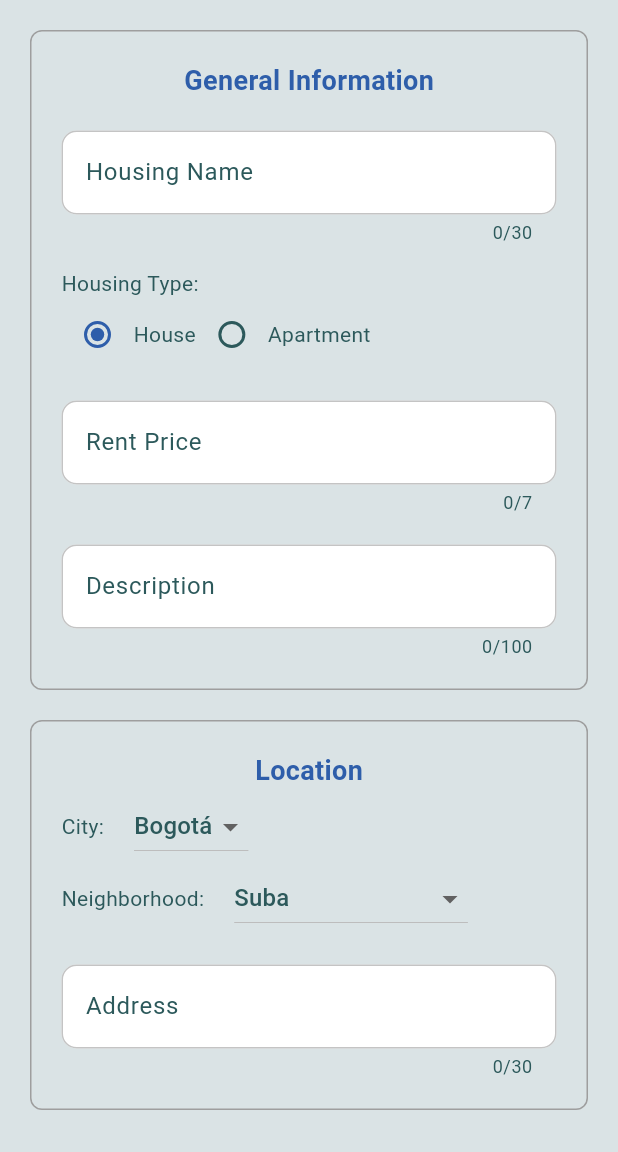
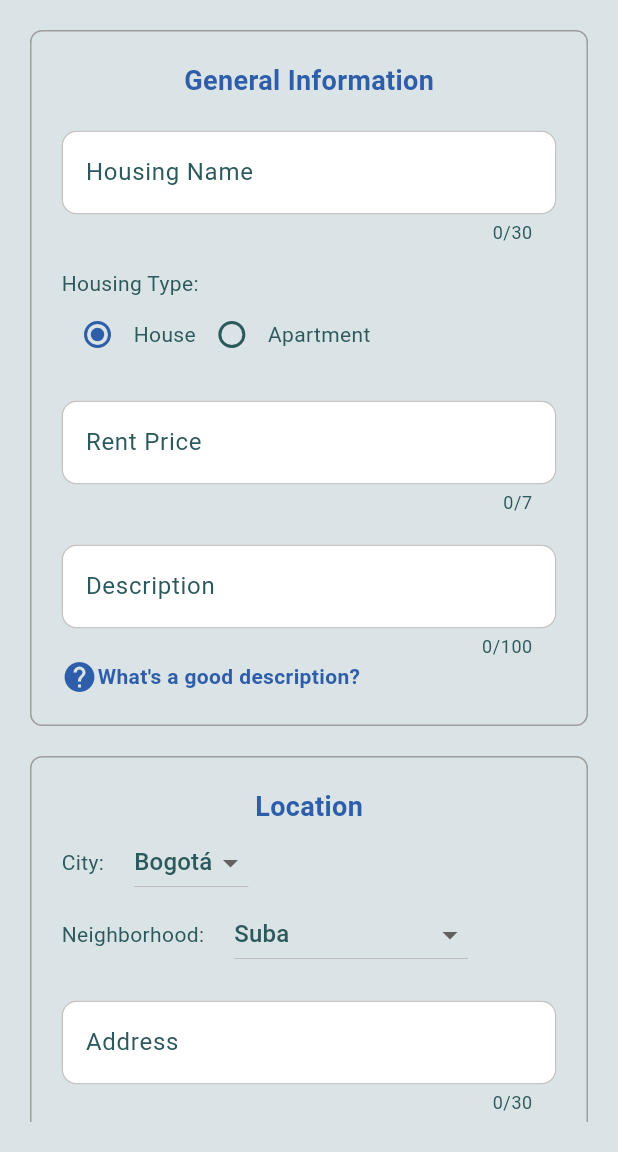
Before and after one commit to 2jc26/Flutter_App, a Flutter app: the HouseCreation screen opened directly with empty values, on a phone screen of 412 x 824 dp, the part 84-1236 px from its top. Run offline on Flutter 3.47's test engine with Material 3 defaults, Android fonts, the phone set to English and light mode, and no system bars; our stand-ins replace cached_network_image, cloud_firestore, connectivity_plus, csc_picker, file, firebase_auth and 15 more; accounts and stored records are empty; generated files the repository leaves out were written again; project files that could hold a hidden picture were left out.

Commit message:
BQ finished

```diff
--- a/lib/screens/house_creation.dart
+++ b/lib/screens/house_creation.dart
@@ -6,7 +6,7 @@ import 'package:image_picker/image_picker.dart';
 import 'package:giusseppe_flut/widgets/image_selector.dart';
 
 class HouseCreationView {
-
+  void refreshHouseCreationView(List<String> descriptions) {}
 }
 
 class HouseCreation extends StatefulWidget {
@@ -24,6 +24,8 @@ class _HouseCreationState extends State<HouseCreation> implements HouseCreationV
   late HouseCreationPresenter houseCreationPresenter;
 
   String? _userId;
+  List<String> _descriptionsList = [];
+  bool _help = false;
 
   TextEditingController housingNameController = TextEditingController();
   TextEditingController rentPriceController = TextEditingController();
@@ -79,6 +81,7 @@ class _HouseCreationState extends State<HouseCreation> implements HouseCreationV
 
   void createApartment() {
     houseCreationPresenter.createHouse(_userId!,housingNameController.text, housingType, rentPriceController.text, descriptionController.text, citySelectedComboBoxValue, neighborhoodSelectedComboBoxValue, addressController.text, floorController.text, appartmentAreaController.text, roomsNumberController.text, roomAreaController.text, bathroomNumberController.text, stratumController.text, elevator, furnished, gymnasium, internet, laundryArea, pets, reception, smoke, supermarkets, tv, vape, _images);
+    Navigator.pop(context);
   }
 
   final List<File> _images = [];
@@ -87,11 +90,19 @@ class _HouseCreationState extends State<HouseCreation> implements HouseCreationV
   void initState() {
 
     _userId = widget.userId;
+    _help = false;
+    _descriptionsList = [];
     houseCreationPresenter = HouseCreationPresenter();
 
     houseCreationPresenter.backView = this;
 
     super.initState();
+  }
+
+  void _showDescriptionHelpModal() {
+    setState(() {
+      _help = !_help;
+    });
   }
 
   @override
@@ -181,6 +192,54 @@ class _HouseCreationState extends State<HouseCreation> implements HouseCreationV
                       const SizedBox(height: 20),
                       _inputField("Description", descriptionController, 100,
                           isNumber: false),
+                      GestureDetector(
+                        onTap: () {
+                          _showDescriptionHelpModal();
+                        },
+                        child: Row(
+                            children: [
+                              Icon(Icons.help, color: Theme.of(context).colorScheme.primary),
+                              Text(
+                                "What's a good description?",
+                                style: TextStyle(
+                                  fontWeight: FontWeight.bold,
+                                  color: Theme.of(context).colorScheme.primary,
+                                ),
+                              ),
+                            ],
+                          ),
+                      ),
+                      Visibility(
+                        visible: _help,
+                        child: SizedBox(
+                          width: 280,
+                          height: 150,
+                          child: SingleChildScrollView(
+                            scrollDirection: Axis.horizontal,
+                            child: Row(
+                              children: List.generate(
+                                _descriptionsList.length,
+                                (index) => Padding(
+                                  padding: const EdgeInsets.all(8.0),
+                                  child: Container(
+                                    width: 220,
+                                    height: 100,
+                                    padding: const EdgeInsets.all(8.0),
+                                    decoration: BoxDecoration(
+                                      border: Border.all(color: Colors.grey),
+                                      borderRadius: BorderRadius.circular(8.0),
+                                    ),
+                                    child: SingleChildScrollView(
+                                      scrollDirection: Axis.vertical,
+                                      child: Text(_descriptionsList[index]),
+                                    ),
+                                  ),
+                                ),
+                              ).toList(),
+                            ),
+                          ),
+                        ),
+                      )
                     ],
                   ),
                 ),
@@ -521,6 +580,13 @@ class _HouseCreationState extends State<HouseCreation> implements HouseCreationV
       ),
     );
   }
+
+  @override
+  void refreshHouseCreationView(List<String> descriptions) {
+    setState(() {
+      _descriptionsList = descriptions;
+    });
+  }
 }
 
 Widget _inputField(String hintText, TextEditingController controller, int len,
--- a/lib/service/backend_service.dart
+++ b/lib/service/backend_service.dart
@@ -99,7 +99,7 @@ class BackendService {
 
   Future<void> putVisit(String id) async {
     final response = await http.put(
-      Uri.parse("houses/$id/views"),
+      Uri.parse("$baseUrl/houses/$id/views"),
       headers: {
         "Content-Type": "application/json",
       },
```
Also changed, not shown: lib/presenter/house_creation_presenter.dart (+12 -3 lines), lib/repository/house_repository.dart (+12 -0 lines), lib/screens/house_list.dart (+13 -1 lines), lib/service_adapter/house/dao_house_entity.dart (+18 -0 lines).
